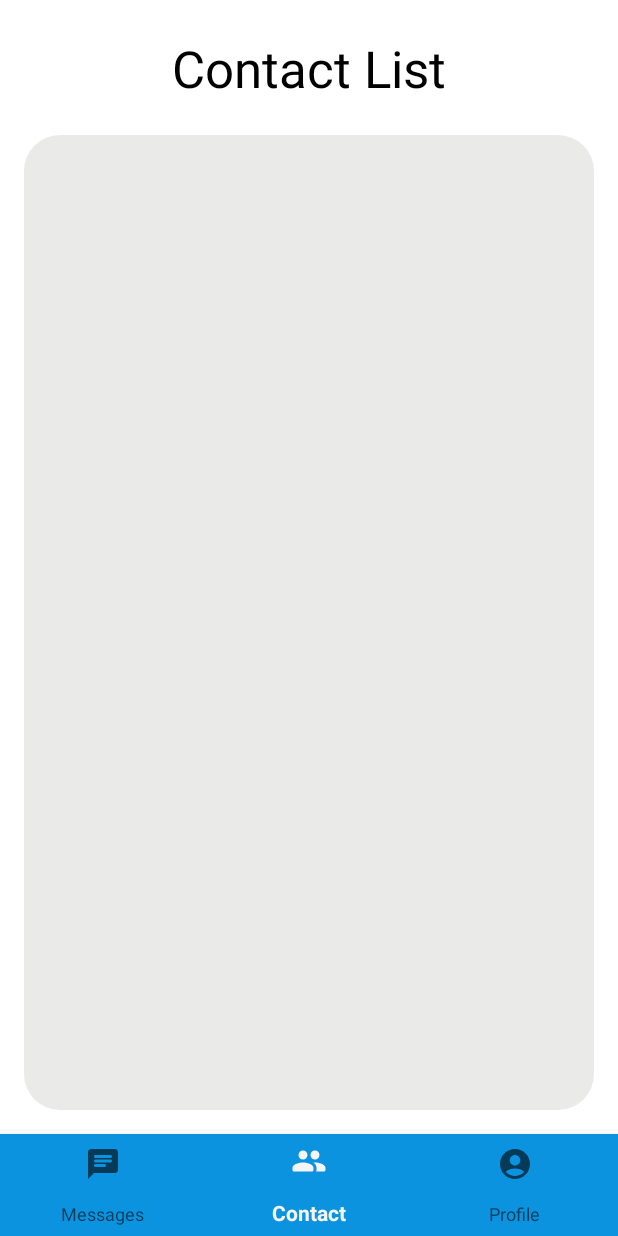
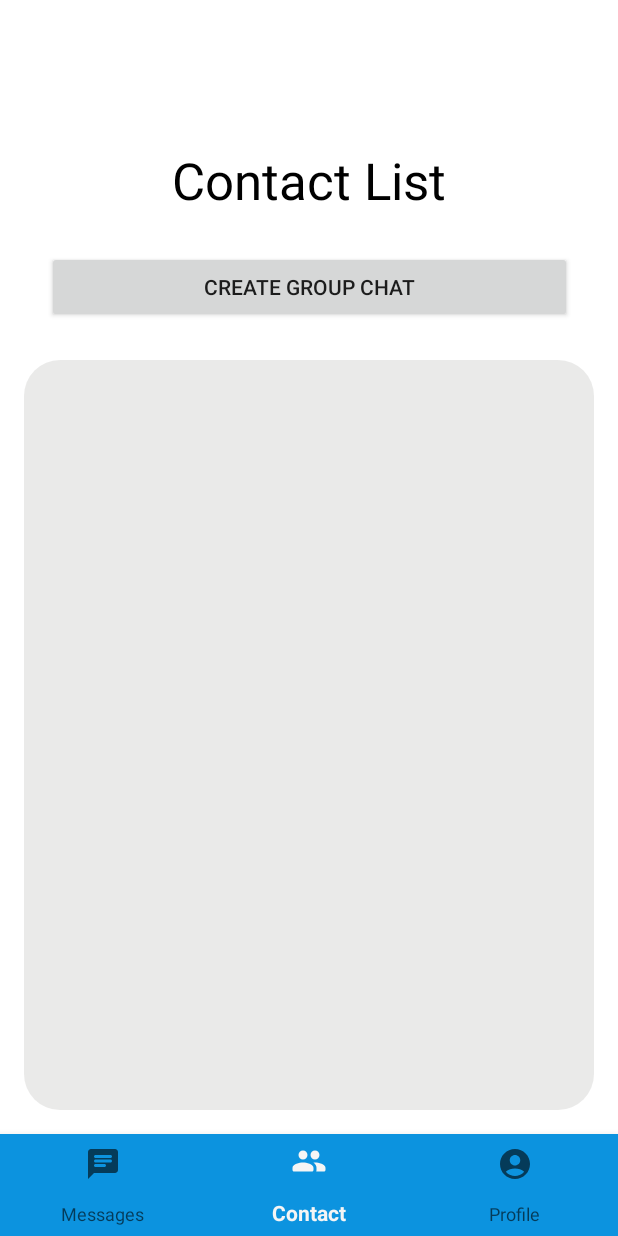
Before and after one commit to KarlAngeloFlores/GoChat, an Android app: the screen it shows after launch once a user with an empty profile is signed in (MainPage), item 2 of the bottom bar chosen, on a phone screen of 412 x 824 dp. Run offline under Robolectric (Android 15) with nearby library versions, the phone set to English and light mode, and no system bars; our stand-ins replace Firebase (no records; nobody signed in at launch, a user with empty details on screens opened directly); 1 statement that could not run was skipped.

Commit message:
added feature group chat

```diff
--- a/app/src/main/res/layout/fragment_find_user.xml
+++ b/app/src/main/res/layout/fragment_find_user.xml
@@ -12,9 +12,9 @@
     <androidx.recyclerview.widget.RecyclerView
         android:id="@+id/rvUserList"
         android:layout_width="match_parent"
-        android:layout_height="650dp"
+        android:layout_height="500dp"
+        android:layout_marginLeft="16dp"
         android:layout_marginRight="16dp"
-        android:layout_marginLeft="16dp"
         android:layout_marginBottom="16dp"
         android:background="@drawable/find_user_background"
         android:scrollbars="vertical"
@@ -36,4 +36,14 @@
         app:layout_constraintStart_toStartOf="parent"
         app:layout_constraintTop_toTopOf="parent" />
 
+    <Button
+        android:id="@+id/btnGroupChat"
+        android:layout_width="350dp"
+        android:layout_height="wrap_content"
+        android:text="Create group chat"
+        app:layout_constraintBottom_toTopOf="@+id/rvUserList"
+        app:layout_constraintEnd_toEndOf="parent"
+        app:layout_constraintStart_toStartOf="parent"
+        app:layout_constraintTop_toBottomOf="@+id/textView" />
+
 </androidx.constraintlayout.widget.ConstraintLayout>
```
Also changed, not shown: app/src/main/java/com/example/gochat/UserListAdapter.java (+29 -9 lines), app/src/main/java/com/example/gochat/UserObject.java (+17 -1 lines), app/src/main/java/com/example/gochat/fragment/FindUserFragment.java (+42 -1 lines), app/src/main/res/layout/item_user.xml (+14 -1 lines).
